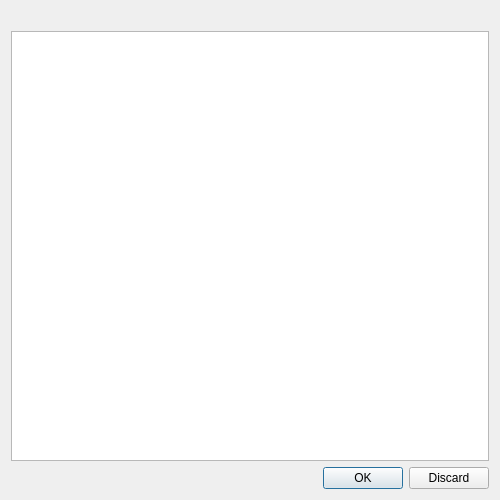
Qt form qrenderdoc/Windows/Dialogs/AnalyticsConfirmDialog.ui (Kirkice/RenderMax) before a commit.
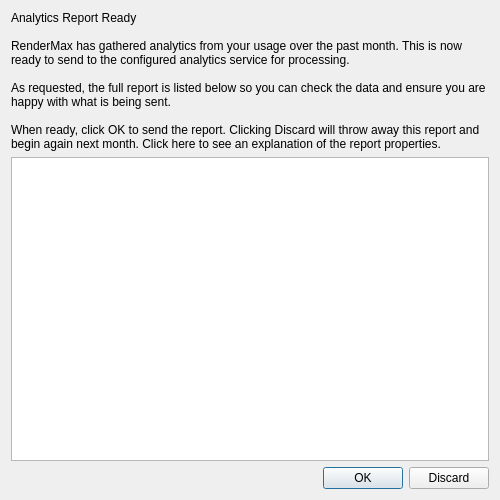
The same form after that commit.

What changed in the file:
```diff
--- a/qrenderdoc/Windows/Dialogs/AnalyticsConfirmDialog.ui
+++ b/qrenderdoc/Windows/Dialogs/AnalyticsConfirmDialog.ui
@@ -26,7 +26,13 @@
    <item>
     <widget class="QLabel" name="label">
      <property name="text">
-      <string><html><head/><body><p align="center"><span style=" font-size:18pt; font-weight:600;">Analytics Report Ready</span></p><p><br/>RenderMax has gathered analytics from your usage over the past month. This is now ready to send to the configured analytics service for processing.</p><p>As requested, the full report is listed below so you can check the data and ensure you are happy with what is being sent.</p><p>When ready, click OK to send the report. Clicking Discard will throw away this report and begin again next month. <a href="#documentreport"><span style=" text-decoration: underline; color:#0000ff;">Click here</span></a> to see an explanation of the report properties.</p></body></html></string>
+      <string>Analytics Report Ready
+
+RenderMax has gathered analytics from your usage over the past month. This is now ready to send to the configured analytics service for processing.
+
+As requested, the full report is listed below so you can check the data and ensure you are happy with what is being sent.
+
+When ready, click OK to send the report. Clicking Discard will throw away this report and begin again next month. Click here to see an explanation of the report properties.</string>
      </property>
      <property name="wordWrap">
       <bool>true</bool>
```
